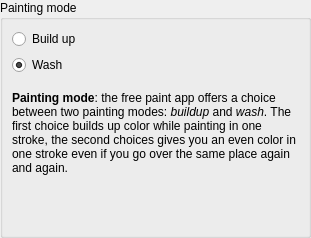
Qt form plugins/paintops/libpaintop/forms/wdgincremental.ui (serika12345/librepaint) before a commit.
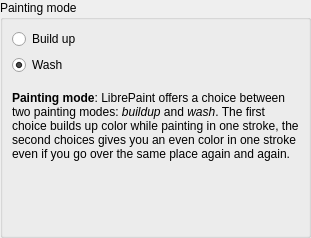
The same form after that commit.

Commit message: Stage 3: refine LibrePaint naming

The edit to the form file:
```diff
--- a/plugins/paintops/libpaintop/forms/wdgincremental.ui
+++ b/plugins/paintops/libpaintop/forms/wdgincremental.ui
@@ -55,7 +55,7 @@
         </property>
         <property name="text">
          <string>&lt;html&gt;
-&lt;p&gt;&lt;b&gt;Painting mode&lt;/b&gt;: the free paint app offers a choice between two painting modes: &lt;i&gt;buildup&lt;/i&gt; and &lt;i&gt;wash&lt;/i&gt;. The first choice builds up color while painting in one stroke, the second choices gives you an even color in one stroke even if you go over the same place again and again.&lt;/p&gt;&lt;/html&gt;</string>
+&lt;p&gt;&lt;b&gt;Painting mode&lt;/b&gt;: LibrePaint offers a choice between two painting modes: &lt;i&gt;buildup&lt;/i&gt; and &lt;i&gt;wash&lt;/i&gt;. The first choice builds up color while painting in one stroke, the second choices gives you an even color in one stroke even if you go over the same place again and again.&lt;/p&gt;&lt;/html&gt;</string>
         </property>
         <property name="textFormat">
          <enum>Qt::RichText</enum>
```
The commit also changes 68 other files.
